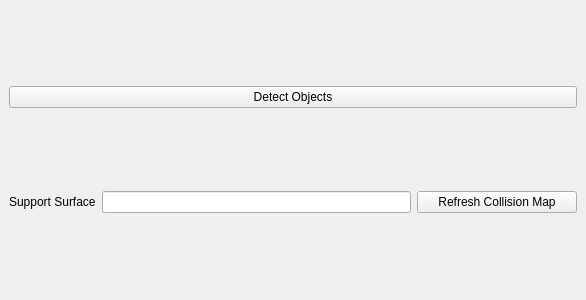
This is handle_gui_manipulation/ui/HandleGuiManipulation.ui in TezChan/sr-manipulation as Qt 5 draws it before an edit. The edited form follows.
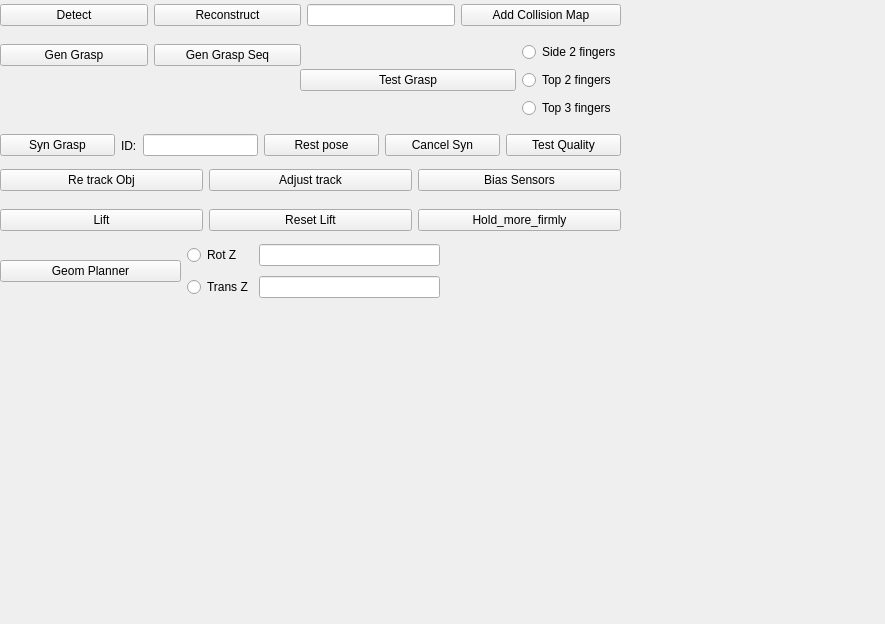
This is the edited form.

Commit message: Corrected handle_gui and created the ui

```diff
--- a/handle_gui_manipulation/ui/HandleGuiManipulation.ui
+++ b/handle_gui_manipulation/ui/HandleGuiManipulation.ui
@@ -6,73 +6,487 @@
    <rect>
     <x>0</x>
     <y>0</y>
-    <width>586</width>
-    <height>300</height>
+    <width>885</width>
+    <height>624</height>
    </rect>
   </property>
   <property name="windowTitle">
    <string>Handle Manipulation</string>
   </property>
   <widget class="QWidget" name="contents">
-   <layout class="QVBoxLayout" name="verticalLayout">
-    <item>
-     <layout class="QHBoxLayout" name="horizontalLayout">
-      <item>
-       <widget class="QPushButton" name="btn_detect_objects">
-        <property name="sizePolicy">
-         <sizepolicy hsizetype="MinimumExpanding" vsizetype="Fixed">
-          <horstretch>0</horstretch>
-          <verstretch>0</verstretch>
-         </sizepolicy>
-        </property>
-        <property name="toolTip">
-         <string>Run object detection and fill table with detected objects. Double click object in table to attempt pickup.</string>
-        </property>
-        <property name="text">
-         <string>Detect Objects</string>
-        </property>
-       </widget>
-      </item>
-     </layout>
-    </item>
-    <item>
-     <layout class="QHBoxLayout" name="horizontalLayout_2">
-      <item>
-       <widget class="QLabel" name="label">
-        <property name="text">
-         <string>Support Surface</string>
-        </property>
-       </widget>
-      </item>
-      <item>
-       <widget class="QLineEdit" name="collision_support_surface_name">
-        <property name="enabled">
-         <bool>true</bool>
-        </property>
-        <property name="frame">
-         <bool>true</bool>
-        </property>
-        <property name="readOnly">
-         <bool>true</bool>
-        </property>
-       </widget>
-      </item>
-      <item>
-       <widget class="QPushButton" name="btn_collision_map">
-        <property name="minimumSize">
-         <size>
-          <width>160</width>
-          <height>0</height>
-         </size>
-        </property>
-        <property name="text">
-         <string>Refresh Collision Map</string>
-        </property>
-       </widget>
-      </item>
-     </layout>
-    </item>
-   </layout>
+   <widget class="QWidget" name="horizontalLayoutWidget">
+    <property name="geometry">
+     <rect>
+      <x>0</x>
+      <y>0</y>
+      <width>621</width>
+      <height>31</height>
+     </rect>
+    </property>
+    <layout class="QHBoxLayout" name="horizontalLayout">
+     <item>
+      <widget class="QPushButton" name="btn_detect_objects">
+       <property name="sizePolicy">
+        <sizepolicy hsizetype="MinimumExpanding" vsizetype="Fixed">
+         <horstretch>0</horstretch>
+         <verstretch>0</verstretch>
+        </sizepolicy>
+       </property>
+       <property name="toolTip">
+        <string>Run object detection and fill table with detected objects. Double click object in table to attempt pickup.</string>
+       </property>
+       <property name="text">
+        <string>Detect</string>
+       </property>
+      </widget>
+     </item>
+     <item>
+      <widget class="QPushButton" name="btn_reconstruct_objects">
+       <property name="sizePolicy">
+        <sizepolicy hsizetype="MinimumExpanding" vsizetype="Fixed">
+         <horstretch>0</horstretch>
+         <verstretch>0</verstretch>
+        </sizepolicy>
+       </property>
+       <property name="toolTip">
+        <string>Run object detection and fill table with detected objects. Double click object in table to attempt pickup.</string>
+       </property>
+       <property name="text">
+        <string>Reconstruct</string>
+       </property>
+      </widget>
+     </item>
+     <item>
+      <widget class="QLineEdit" name="reconstruct_objects_name">
+       <property name="enabled">
+        <bool>true</bool>
+       </property>
+       <property name="frame">
+        <bool>true</bool>
+       </property>
+       <property name="readOnly">
+        <bool>true</bool>
+       </property>
+      </widget>
+     </item>
+     <item>
+      <widget class="QPushButton" name="btn_add_collision_map">
+       <property name="minimumSize">
+        <size>
+         <width>160</width>
+         <height>0</height>
+        </size>
+       </property>
+       <property name="text">
+        <string>Add Collision Map</string>
+       </property>
+      </widget>
+     </item>
+    </layout>
+   </widget>
+   <widget class="QWidget" name="horizontalLayoutWidget_2">
+    <property name="geometry">
+     <rect>
+      <x>0</x>
+      <y>40</y>
+      <width>301</width>
+      <height>31</height>
+     </rect>
+    </property>
+    <layout class="QHBoxLayout" name="horizontalLayout_2">
+     <item>
+      <widget class="QPushButton" name="btn_gen_grasp">
+       <property name="sizePolicy">
+        <sizepolicy hsizetype="MinimumExpanding" vsizetype="Fixed">
+         <horstretch>0</horstretch>
+         <verstretch>0</verstretch>
+        </sizepolicy>
+       </property>
+       <property name="toolTip">
+        <string>Run object detection and fill table with detected objects. Double click object in table to attempt pickup.</string>
+       </property>
+       <property name="text">
+        <string>Gen Grasp</string>
+       </property>
+      </widget>
+     </item>
+     <item>
+      <widget class="QPushButton" name="btn_gen_grasp_seq">
+       <property name="sizePolicy">
+        <sizepolicy hsizetype="MinimumExpanding" vsizetype="Fixed">
+         <horstretch>0</horstretch>
+         <verstretch>0</verstretch>
+        </sizepolicy>
+       </property>
+       <property name="toolTip">
+        <string>Run object detection and fill table with detected objects. Double click object in table to attempt pickup.</string>
+       </property>
+       <property name="text">
+        <string>Gen Grasp Seq</string>
+       </property>
+      </widget>
+     </item>
+    </layout>
+   </widget>
+   <widget class="QWidget" name="gridLayoutWidget">
+    <property name="geometry">
+     <rect>
+      <x>300</x>
+      <y>40</y>
+      <width>321</width>
+      <height>81</height>
+     </rect>
+    </property>
+    <layout class="QGridLayout" name="gridLayout">
+     <item row="0" column="0" rowspan="3">
+      <widget class="QPushButton" name="btn_test_grasp">
+       <property name="sizePolicy">
+        <sizepolicy hsizetype="MinimumExpanding" vsizetype="Fixed">
+         <horstretch>0</horstretch>
+         <verstretch>0</verstretch>
+        </sizepolicy>
+       </property>
+       <property name="toolTip">
+        <string>Run object detection and fill table with detected objects. Double click object in table to attempt pickup.</string>
+       </property>
+       <property name="text">
+        <string>Test Grasp</string>
+       </property>
+      </widget>
+     </item>
+     <item row="1" column="1">
+      <widget class="QRadioButton" name="radbtn_top_2_fingers">
+       <property name="text">
+        <string>Top 2 fingers</string>
+       </property>
+      </widget>
+     </item>
+     <item row="2" column="1">
+      <widget class="QRadioButton" name="radbtn_top_3_fingers">
+       <property name="text">
+        <string>Top 3 fingers</string>
+       </property>
+      </widget>
+     </item>
+     <item row="0" column="1">
+      <widget class="QRadioButton" name="radbtn_side_2_fingers">
+       <property name="text">
+        <string>Side 2 fingers</string>
+       </property>
+      </widget>
+     </item>
+    </layout>
+   </widget>
+   <widget class="QWidget" name="horizontalLayoutWidget_3">
+    <property name="geometry">
+     <rect>
+      <x>0</x>
+      <y>130</y>
+      <width>621</width>
+      <height>31</height>
+     </rect>
+    </property>
+    <layout class="QHBoxLayout" name="horizontalLayout_3">
+     <item>
+      <widget class="QPushButton" name="btn_syn_grasp">
+       <property name="sizePolicy">
+        <sizepolicy hsizetype="MinimumExpanding" vsizetype="Fixed">
+         <horstretch>0</horstretch>
+         <verstretch>0</verstretch>
+        </sizepolicy>
+       </property>
+       <property name="toolTip">
+        <string>Run object detection and fill table with detected objects. Double click object in table to attempt pickup.</string>
+       </property>
+       <property name="text">
+        <string>Syn Grasp</string>
+       </property>
+      </widget>
+     </item>
+     <item>
+      <widget class="QLabel" name="label_2">
+       <property name="text">
+        <string>ID:</string>
+       </property>
+      </widget>
+     </item>
+     <item>
+      <widget class="QLineEdit" name="syn_id_name">
+       <property name="enabled">
+        <bool>true</bool>
+       </property>
+       <property name="frame">
+        <bool>true</bool>
+       </property>
+       <property name="readOnly">
+        <bool>true</bool>
+       </property>
+      </widget>
+     </item>
+     <item>
+      <widget class="QPushButton" name="btn_rest_pose">
+       <property name="sizePolicy">
+        <sizepolicy hsizetype="MinimumExpanding" vsizetype="Fixed">
+         <horstretch>0</horstretch>
+         <verstretch>0</verstretch>
+        </sizepolicy>
+       </property>
+       <property name="toolTip">
+        <string>Run object detection and fill table with detected objects. Double click object in table to attempt pickup.</string>
+       </property>
+       <property name="text">
+        <string>Rest pose</string>
+       </property>
+      </widget>
+     </item>
+     <item>
+      <widget class="QPushButton" name="btn_syn_grasp_cancel">
+       <property name="sizePolicy">
+        <sizepolicy hsizetype="MinimumExpanding" vsizetype="Fixed">
+         <horstretch>0</horstretch>
+         <verstretch>0</verstretch>
+        </sizepolicy>
+       </property>
+       <property name="toolTip">
+        <string>Run object detection and fill table with detected objects. Double click object in table to attempt pickup.</string>
+       </property>
+       <property name="text">
+        <string>Cancel Syn</string>
+       </property>
+      </widget>
+     </item>
+     <item>
+      <widget class="QPushButton" name="btn_test_grasp_quality">
+       <property name="sizePolicy">
+        <sizepolicy hsizetype="MinimumExpanding" vsizetype="Fixed">
+         <horstretch>0</horstretch>
+         <verstretch>0</verstretch>
+        </sizepolicy>
+       </property>
+       <property name="toolTip">
+        <string>Run object detection and fill table with detected objects. Double click object in table to attempt pickup.</string>
+       </property>
+       <property name="text">
+        <string>Test Quality</string>
+       </property>
+      </widget>
+     </item>
+    </layout>
+   </widget>
+   <widget class="QWidget" name="horizontalLayoutWidget_4">
+    <property name="geometry">
+     <rect>
+      <x>0</x>
+      <y>160</y>
+      <width>621</width>
+      <height>41</height>
+     </rect>
+    </property>
+    <layout class="QHBoxLayout" name="horizontalLayout_4">
+     <item>
+      <widget class="QPushButton" name="btn_retrack_obj">
+       <property name="sizePolicy">
+        <sizepolicy hsizetype="MinimumExpanding" vsizetype="Fixed">
+         <horstretch>0</horstretch>
+         <verstretch>0</verstretch>
+        </sizepolicy>
+       </property>
+       <property name="toolTip">
+        <string>Run object detection and fill table with detected objects. Double click object in table to attempt pickup.</string>
+       </property>
+       <property name="text">
+        <string>Re track Obj</string>
+       </property>
+      </widget>
+     </item>
+     <item>
+      <widget class="QPushButton" name="btn_adjust_track">
+       <property name="sizePolicy">
+        <sizepolicy hsizetype="MinimumExpanding" vsizetype="Fixed">
+         <horstretch>0</horstretch>
+         <verstretch>0</verstretch>
+        </sizepolicy>
+       </property>
+       <property name="toolTip">
+        <string>Run object detection and fill table with detected objects. Double click object in table to attempt pickup.</string>
+       </property>
+       <property name="text">
+        <string>Adjust track</string>
+       </property>
+      </widget>
+     </item>
+     <item>
+      <widget class="QPushButton" name="btn_bias_sensors">
+       <property name="sizePolicy">
+        <sizepolicy hsizetype="MinimumExpanding" vsizetype="Fixed">
+         <horstretch>0</horstretch>
+         <verstretch>0</verstretch>
+        </sizepolicy>
+       </property>
+       <property name="toolTip">
+        <string>Run object detection and fill table with detected objects. Double click object in table to attempt pickup.</string>
+       </property>
+       <property name="text">
+        <string>Bias Sensors</string>
+       </property>
+      </widget>
+     </item>
+    </layout>
+   </widget>
+   <widget class="QWidget" name="horizontalLayoutWidget_5">
+    <property name="geometry">
+     <rect>
+      <x>0</x>
+      <y>200</y>
+      <width>621</width>
+      <height>41</height>
+     </rect>
+    </property>
+    <layout class="QHBoxLayout" name="horizontalLayout_5">
+     <item>
+      <widget class="QPushButton" name="btn_lift">
+       <property name="sizePolicy">
+        <sizepolicy hsizetype="MinimumExpanding" vsizetype="Fixed">
+         <horstretch>0</horstretch>
+         <verstretch>0</verstretch>
+        </sizepolicy>
+       </property>
+       <property name="toolTip">
+        <string>Run object detection and fill table with detected objects. Double click object in table to attempt pickup.</string>
+       </property>
+       <property name="text">
+        <string>Lift</string>
+       </property>
+      </widget>
+     </item>
+     <item>
+      <widget class="QPushButton" name="btn_reset_lift">
+       <property name="sizePolicy">
+        <sizepolicy hsizetype="MinimumExpanding" vsizetype="Fixed">
+         <horstretch>0</horstretch>
+         <verstretch>0</verstretch>
+        </sizepolicy>
+       </property>
+       <property name="toolTip">
+        <string>Run object detection and fill table with detected objects. Double click object in table to attempt pickup.</string>
+       </property>
+       <property name="text">
+        <string>Reset Lift</string>
+       </property>
+      </widget>
+     </item>
+     <item>
+      <widget class="QPushButton" name="btn_hold_firmly">
+       <property name="sizePolicy">
+        <sizepolicy hsizetype="MinimumExpanding" vsizetype="Fixed">
+         <horstretch>0</horstretch>
+         <verstretch>0</verstretch>
+        </sizepolicy>
+       </property>
+       <property name="toolTip">
+        <string>Run object detection and fill table with detected objects. Double click object in table to attempt pickup.</string>
+       </property>
+       <property name="text">
+        <string>Hold_more_firmly</string>
+       </property>
+      </widget>
+     </item>
+    </layout>
+   </widget>
+   <widget class="QWidget" name="gridLayoutWidget_2">
+    <property name="geometry">
+     <rect>
+      <x>0</x>
+      <y>240</y>
+      <width>621</width>
+      <height>62</height>
+     </rect>
+    </property>
+    <layout class="QGridLayout" name="gridLayout_2">
+     <item row="0" column="0" rowspan="2">
+      <widget class="QPushButton" name="btn_geom_planner">
+       <property name="sizePolicy">
+        <sizepolicy hsizetype="MinimumExpanding" vsizetype="Fixed">
+         <horstretch>0</horstretch>
+         <verstretch>0</verstretch>
+        </sizepolicy>
+       </property>
+       <property name="toolTip">
+        <string>Run object detection and fill table with detected objects. Double click object in table to attempt pickup.</string>
+       </property>
+       <property name="text">
+        <string>Geom Planner</string>
+       </property>
+      </widget>
+     </item>
+     <item row="0" column="2">
+      <widget class="QLineEdit" name="rot_z_value">
+       <property name="enabled">
+        <bool>true</bool>
+       </property>
+       <property name="frame">
+        <bool>true</bool>
+       </property>
+       <property name="readOnly">
+        <bool>true</bool>
+       </property>
+      </widget>
+     </item>
+     <item row="1" column="2">
+      <widget class="QLineEdit" name="trans_z_value">
+       <property name="enabled">
+        <bool>true</bool>
+       </property>
+       <property name="frame">
+        <bool>true</bool>
+       </property>
+       <property name="readOnly">
+        <bool>true</bool>
+       </property>
+      </widget>
+     </item>
+     <item row="1" column="1">
+      <widget class="QRadioButton" name="radbtn_trans_z">
+       <property name="text">
+        <string>Trans Z</string>
+       </property>
+      </widget>
+     </item>
+     <item row="0" column="1">
+      <widget class="QRadioButton" name="radbtn_rot_z">
+       <property name="text">
+        <string>Rot Z</string>
+       </property>
+      </widget>
+     </item>
+     <item row="0" column="3">
+      <spacer name="horizontalSpacer_2">
+       <property name="orientation">
+        <enum>Qt::Horizontal</enum>
+       </property>
+       <property name="sizeHint" stdset="0">
+        <size>
+         <width>40</width>
+         <height>20</height>
+        </size>
+       </property>
+      </spacer>
+     </item>
+     <item row="1" column="3">
+      <spacer name="horizontalSpacer_3">
+       <property name="orientation">
+        <enum>Qt::Horizontal</enum>
+       </property>
+       <property name="sizeHint" stdset="0">
+        <size>
+         <width>40</width>
+         <height>20</height>
+        </size>
+       </property>
+      </spacer>
+     </item>
+    </layout>
+   </widget>
   </widget>
  </widget>
  <resources/>
```
The commit also changes 2 other files.
